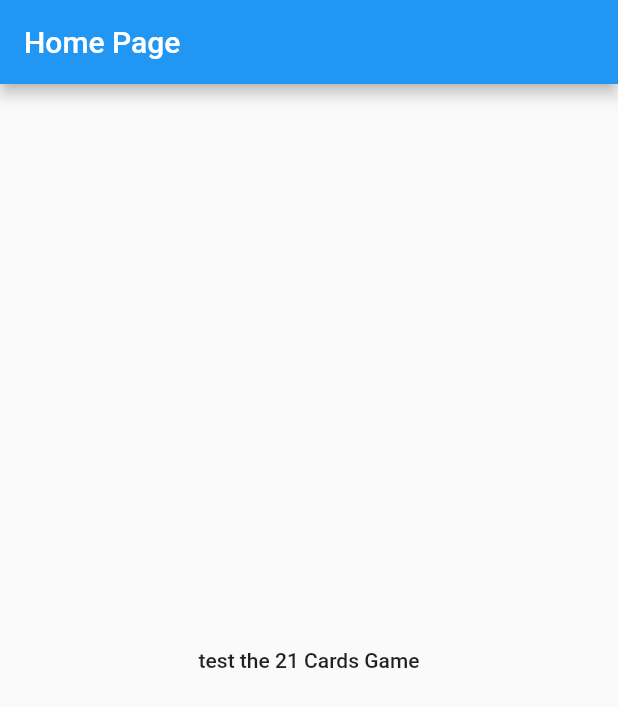
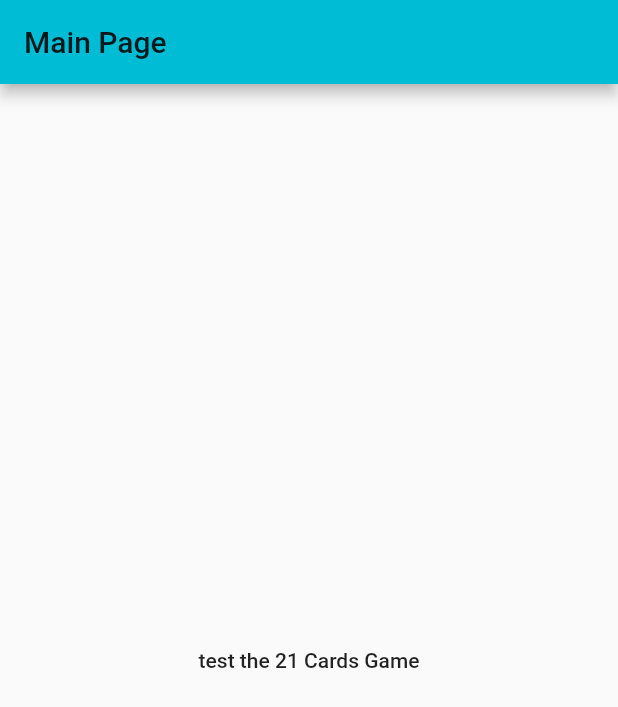
Before and after one commit to AhmedSalemgitHub/thecoder, a Flutter app: the screen it shows after launch, on a phone screen of 412 x 824 dp. Shown: the top 707 px of the screen. Run offline on Flutter 3.47's test engine with Material 2 defaults, Android fonts, the phone set to English and light mode, and no system bars; missing offline and left inert: flutter_web.

Commit message:
Test link Github

```diff
--- a/lib/main.dart
+++ b/lib/main.dart
@@ -11,9 +11,9 @@ class MyApp extends StatelessWidget {
       debugShowCheckedModeBanner: false,
       title: 'The Coder online',
       theme: ThemeData(
-        primarySwatch: Colors.blue,
+        primarySwatch: Colors.cyan,
       ),
-      home: MyHomePage(title: 'Home Page'),
+      home: MyHomePage(title: 'Main Page'),
     );
   }
 }
```
